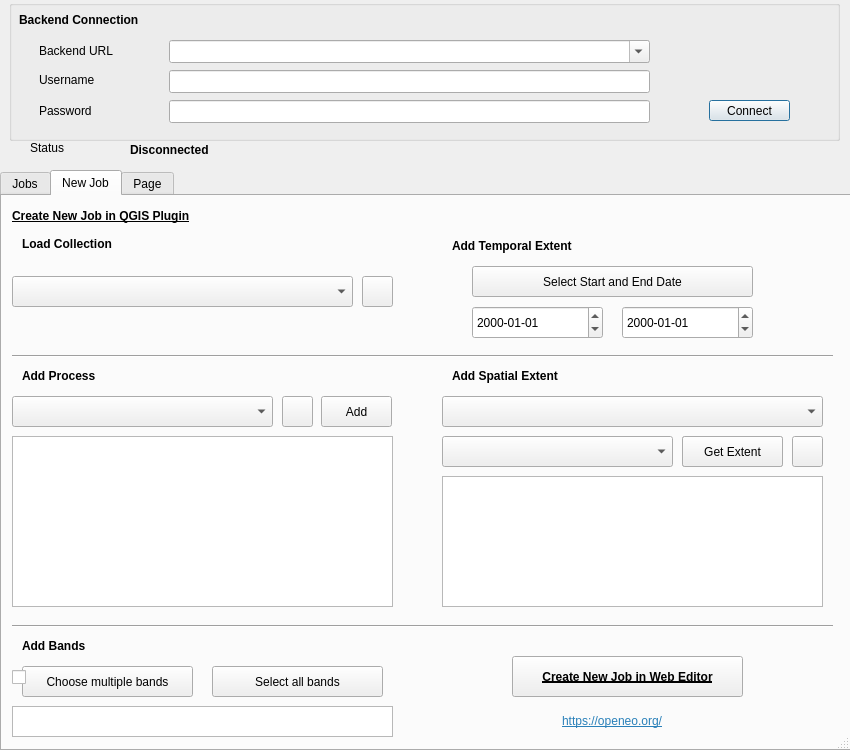
This is openeo_connector_dialog_base.ui in Open-EO/openeo-qgis-plugin as Qt 5 draws it before an edit. The edited form follows.
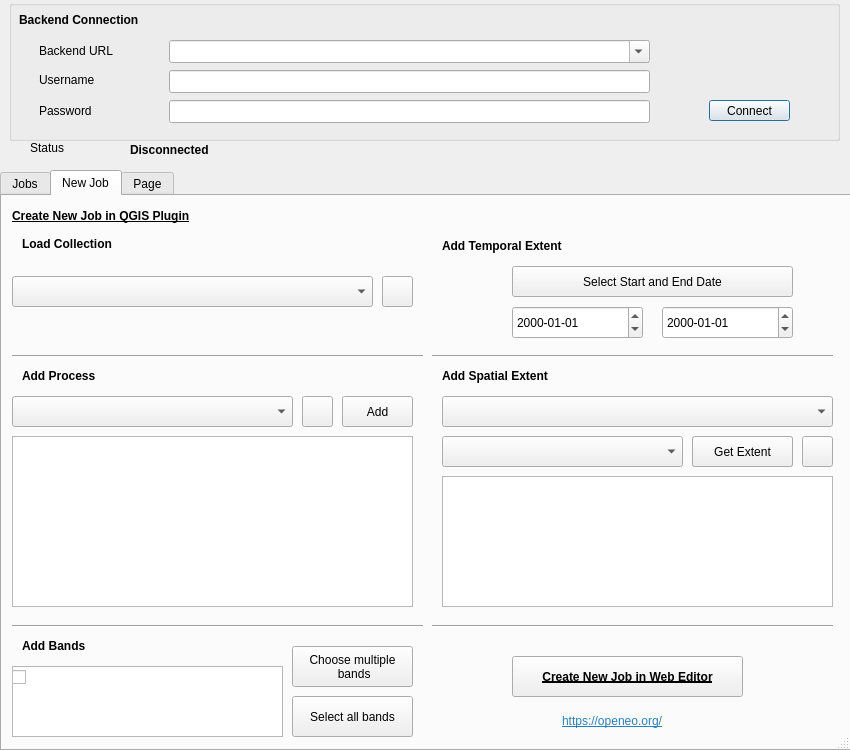
This is the edited form. Icons and pictures are not drawn.

Patch:
```diff
--- a/openeo_connector_dialog_base.ui
+++ b/openeo_connector_dialog_base.ui
@@ -299,7 +299,7 @@
       <rect>
        <x>10</x>
        <y>80</y>
-       <width>341</width>
+       <width>361</width>
        <height>31</height>
       </rect>
      </property>
@@ -309,7 +309,7 @@
       <rect>
        <x>10</x>
        <y>200</y>
-       <width>261</width>
+       <width>281</width>
        <height>31</height>
       </rect>
      </property>
@@ -317,7 +317,7 @@
     <widget class="QPushButton" name="addButton">
      <property name="geometry">
       <rect>
-       <x>319</x>
+       <x>340</x>
        <y>200</y>
        <width>71</width>
        <height>31</height>
@@ -387,7 +387,7 @@
       <rect>
        <x>10</x>
        <y>420</y>
-       <width>431</width>
+       <width>411</width>
        <height>20</height>
       </rect>
      </property>
@@ -398,7 +398,7 @@
     <widget class="QLabel" name="label_8">
      <property name="geometry">
       <rect>
-       <x>450</x>
+       <x>440</x>
        <y>170</y>
        <width>161</width>
        <height>20</height>
@@ -416,7 +416,7 @@
       <rect>
        <x>440</x>
        <y>200</y>
-       <width>381</width>
+       <width>391</width>
        <height>31</height>
       </rect>
      </property>
@@ -426,7 +426,7 @@
       <rect>
        <x>10</x>
        <y>240</y>
-       <width>381</width>
+       <width>401</width>
        <height>171</height>
       </rect>
      </property>
@@ -434,7 +434,7 @@
     <widget class="QPushButton" name="selectDate">
      <property name="geometry">
       <rect>
-       <x>470</x>
+       <x>510</x>
        <y>70</y>
        <width>281</width>
        <height>31</height>
@@ -447,7 +447,7 @@
     <widget class="QLabel" name="label_9">
      <property name="geometry">
       <rect>
-       <x>450</x>
+       <x>440</x>
        <y>40</y>
        <width>161</width>
        <height>20</height>
@@ -478,7 +478,7 @@
       <rect>
        <x>440</x>
        <y>280</y>
-       <width>381</width>
+       <width>391</width>
        <height>131</height>
       </rect>
      </property>
@@ -486,7 +486,7 @@
     <widget class="QDateEdit" name="StartDateEdit">
      <property name="geometry">
       <rect>
-       <x>470</x>
+       <x>510</x>
        <y>110</y>
        <width>131</width>
        <height>33</height>
@@ -502,7 +502,7 @@
     <widget class="QDateEdit" name="EndDateEdit">
      <property name="geometry">
       <rect>
-       <x>620</x>
+       <x>660</x>
        <y>110</y>
        <width>131</width>
        <height>33</height>
@@ -559,7 +559,7 @@
       <rect>
        <x>440</x>
        <y>240</y>
-       <width>231</width>
+       <width>241</width>
        <height>31</height>
       </rect>
      </property>
@@ -567,7 +567,7 @@
     <widget class="QPushButton" name="drawBtn">
      <property name="geometry">
       <rect>
-       <x>680</x>
+       <x>690</x>
        <y>240</y>
        <width>101</width>
        <height>31</height>
@@ -580,7 +580,7 @@
     <widget class="QPushButton" name="getBtn">
      <property name="geometry">
       <rect>
-       <x>680</x>
+       <x>690</x>
        <y>240</y>
        <width>101</width>
        <height>31</height>
@@ -593,7 +593,7 @@
     <widget class="QPushButton" name="reloadBtn">
      <property name="geometry">
       <rect>
-       <x>790</x>
+       <x>800</x>
        <y>240</y>
        <width>31</width>
        <height>31</height>
@@ -613,7 +613,7 @@
      </property>
      <property name="geometry">
       <rect>
-       <x>360</x>
+       <x>380</x>
        <y>80</y>
        <width>31</width>
        <height>31</height>
@@ -638,7 +638,7 @@
      </property>
      <property name="geometry">
       <rect>
-       <x>280</x>
+       <x>300</x>
        <y>200</y>
        <width>31</width>
        <height>31</height>
@@ -657,9 +657,9 @@
     <widget class="Line" name="line_4">
      <property name="geometry">
       <rect>
-       <x>420</x>
+       <x>430</x>
        <y>150</y>
-       <width>411</width>
+       <width>401</width>
        <height>20</height>
       </rect>
      </property>
@@ -700,32 +700,33 @@
      <property name="geometry">
       <rect>
        <x>10</x>
-       <y>510</y>
-       <width>381</width>
-       <height>31</height>
+       <y>470</y>
+       <width>271</width>
+       <height>71</height>
       </rect>
      </property>
     </widget>
     <widget class="QPushButton" name="multipleBandBtn">
      <property name="geometry">
       <rect>
-       <x>20</x>
-       <y>470</y>
-       <width>171</width>
-       <height>31</height>
+       <x>290</x>
+       <y>450</y>
+       <width>121</width>
+       <height>41</height>
       </rect>
      </property>
      <property name="text">
-      <string>Choose multiple bands</string>
+      <string>Choose multiple 
+ bands</string>
      </property>
     </widget>
     <widget class="QPushButton" name="allBandBtn">
      <property name="geometry">
       <rect>
-       <x>210</x>
-       <y>470</y>
-       <width>171</width>
-       <height>31</height>
+       <x>290</x>
+       <y>500</y>
+       <width>121</width>
+       <height>41</height>
       </rect>
      </property>
      <property name="text">
```
